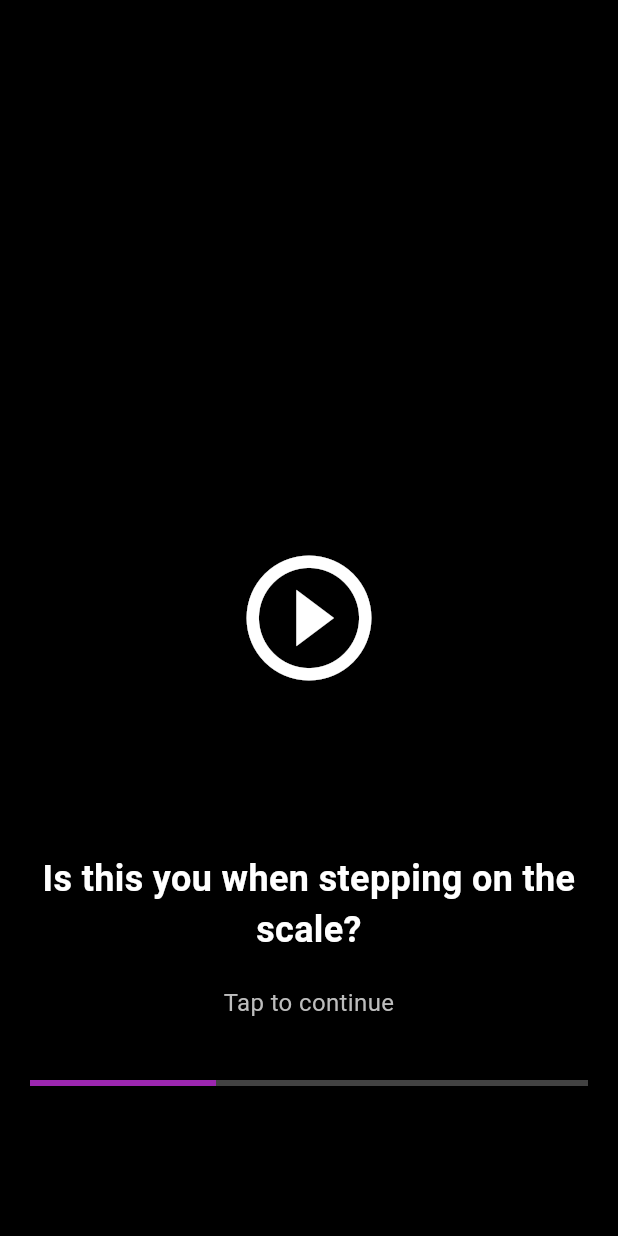
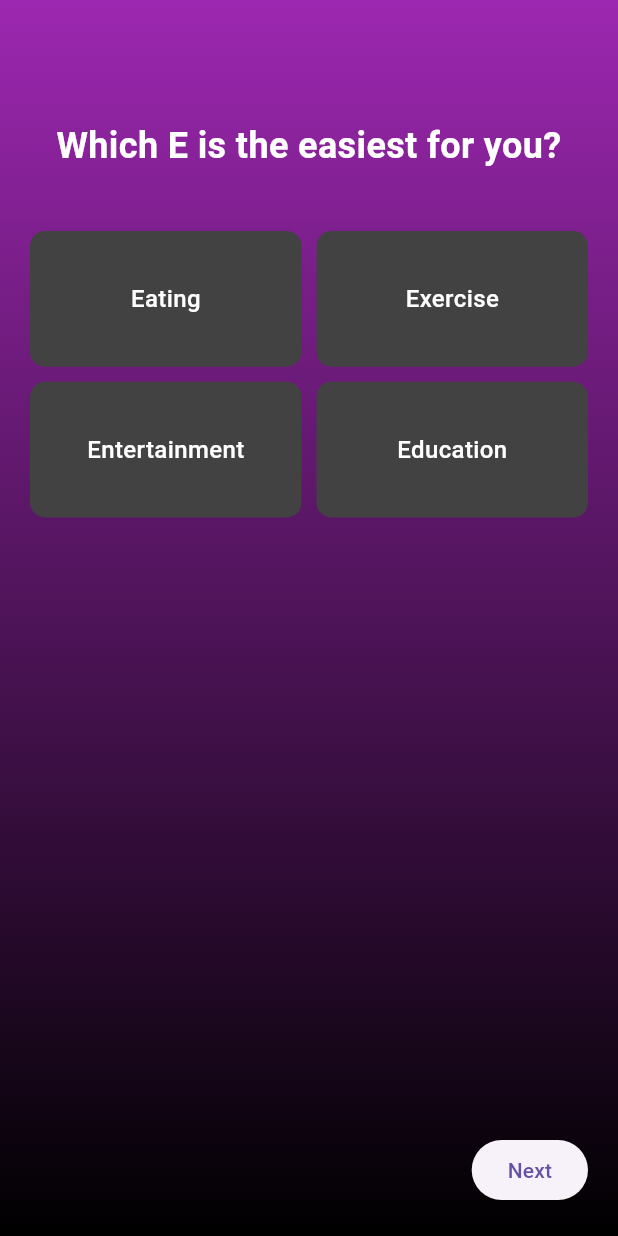
Before and after one commit to wjhhking/fatless, a Flutter app: the OnboardingScreen screen opened directly, on a phone screen of 412 x 824 dp. Run offline on Flutter 3.47's test engine with Material 3 defaults, Android fonts, the phone set to English and light mode, and no system bars; our stand-ins replace video_player; accounts and stored records are empty.

Commit message:
Update Flutter app with onboarding screen and video splash screen

```diff
--- a/lib/main.dart
+++ b/lib/main.dart
@@ -1,5 +1,6 @@
 import 'package:flutter/material.dart';
 import 'package:provider/provider.dart';
+import 'screens/video_splash_screen.dart';
 import 'screens/onboarding/onboarding_screen.dart';
 import 'screens/survey/user_survey_screen.dart';
 import 'screens/dashboard/dashboard_screen.dart';
@@ -27,9 +28,9 @@ class FatlessApp extends StatelessWidget {
           primarySwatch: Colors.purple,
           visualDensity: VisualDensity.adaptivePlatformDensity,
         ),
-        initialRoute: '/',
+        home: const VideoSplashScreen(),
         routes: {
-          '/': (context) => const OnboardingScreen(),
+          '/onboarding': (context) => const OnboardingScreen(),
           '/survey': (context) => const UserSurveyScreen(),
           '/dashboard': (context) => const DashboardScreen(),
           '/chat': (context) => const ChatScreen(),
--- a/lib/screens/onboarding/onboarding_screen.dart
+++ b/lib/screens/onboarding/onboarding_screen.dart
@@ -12,14 +12,6 @@ class OnboardingScreen extends StatefulWidget {
 class _OnboardingScreenState extends State<OnboardingScreen> {
   int _currentStep = 0;
   final PageController _pageController = PageController();
-
-
-
-  final List<String> _introTexts = [
-    "Is this you when stepping on the scale?",
-    "Don't obsess over weights calories",
-    "We care all about YOU"
-  ];
 
   final List<String> _questions = [
     "Which E is the easiest for you?",
@@ -40,80 +32,12 @@ class _OnboardingScreenState extends State<OnboardingScreen> {
     return Scaffold(
       backgroundColor: Colors.black,
       body: SafeArea(
-        child: GestureDetector(
-          onTap: () {
-            if (_currentStep < 2) {
-              setState(() {
-                _currentStep++;
-              });
-            } else if (_currentStep == 2) {
-              setState(() {
-                _currentStep = 3; // Move to first question
-              });
-            }
-          },
-          child: _currentStep < 3
-            ? _buildIntroSection()
-            : _buildQuestionSection(),
-        ),
+        child: _buildQuestionSection(),
       ),
     );
   }
 
-  Widget _buildIntroSection() {
-    return Stack(
-      children: [
-        Container(
-          width: double.infinity,
-          height: double.infinity,
-          color: Colors.black,
-          child: const Center(
-            child: Icon(
-              Icons.play_circle_outline,
-              color: Colors.white,
-              size: 100,
-            ),
-          ),
-        ),
-        Positioned(
-          bottom: 100,
-          left: 20,
-          right: 20,
-          child: Column(
-            children: [
-              Text(
-                _introTexts[_currentStep],
-                style: const TextStyle(
-                  color: Colors.white,
-                  fontSize: 24,
-                  fontWeight: FontWeight.bold,
-                ),
-                textAlign: TextAlign.center,
-              ),
-              const SizedBox(height: 20),
-              Text(
-                _currentStep < 2 ? 'Tap to continue' : 'Tap to start questions',
-                style: TextStyle(
-                  color: Colors.grey[400],
-                  fontSize: 16,
-                ),
-                textAlign: TextAlign.center,
-              ),
-              const SizedBox(height: 40),
-              LinearProgressIndicator(
-                value: (_currentStep + 1) / 3,
-                backgroundColor: Colors.grey[800],
-                valueColor: const AlwaysStoppedAnimation<Color>(Colors.purple),
-              ),
-            ],
-          ),
-        ),
-      ],
-    );
-  }
-
   Widget _buildQuestionSection() {
-    final questionIndex = _currentStep - 3;
     return Container(
       decoration: const BoxDecoration(
         gradient: LinearGradient(
@@ -128,7 +52,7 @@ class _OnboardingScreenState extends State<OnboardingScreen> {
           children: [
             const SizedBox(height: 60),
             Text(
-              _questions[questionIndex],
+              _questions[_currentStep],
               style: const TextStyle(
                 color: Colors.white,
                 fontSize: 24,
@@ -145,18 +69,18 @@ class _OnboardingScreenState extends State<OnboardingScreen> {
                   crossAxisSpacing: 10,
                   mainAxisSpacing: 10,
                 ),
-                itemCount: _options[questionIndex].length,
+                itemCount: _options[_currentStep].length,
                 itemBuilder: (context, index) {
-                  final option = _options[questionIndex][index];
-                  final isSelected = _selectedOptions[questionIndex].contains(option);
+                  final option = _options[_currentStep][index];
+                  final isSelected = _selectedOptions[_currentStep].contains(option);
 
                   return GestureDetector(
                     onTap: () {
                       setState(() {
                         if (isSelected) {
-                          _selectedOptions[questionIndex].remove(option);
+                          _selectedOptions[_currentStep].remove(option);
                         } else {
-                          _selectedOptions[questionIndex].add(option);
+                          _selectedOptions[_currentStep].add(option);
                         }
                       });
                     },
@@ -201,7 +125,7 @@ class _OnboardingScreenState extends State<OnboardingScreen> {
             Row(
               mainAxisAlignment: MainAxisAlignment.spaceBetween,
               children: [
-                if (questionIndex > 0)
+                if (_currentStep > 0)
                   ElevatedButton(
                     onPressed: () {
                       setState(() {
@@ -214,7 +138,7 @@ class _OnboardingScreenState extends State<OnboardingScreen> {
                   const SizedBox(),
                 ElevatedButton(
                   onPressed: () {
-                    if (questionIndex == 2) {
+                    if (_currentStep == 2) {
                       // Last question, navigate directly to survey
                       _navigateToProfile();
                     } else {
@@ -223,7 +147,7 @@ class _OnboardingScreenState extends State<OnboardingScreen> {
                       });
                     }
                   },
-                  child: Text(questionIndex == 2 ? 'Continue' : 'Next'),
+                  child: Text(_currentStep == 2 ? 'Continue' : 'Next'),
                 ),
               ],
             ),
```
Also changed, not shown: lib/screens/video_splash_screen.dart (added, +335 -0 lines), 1 other file.
